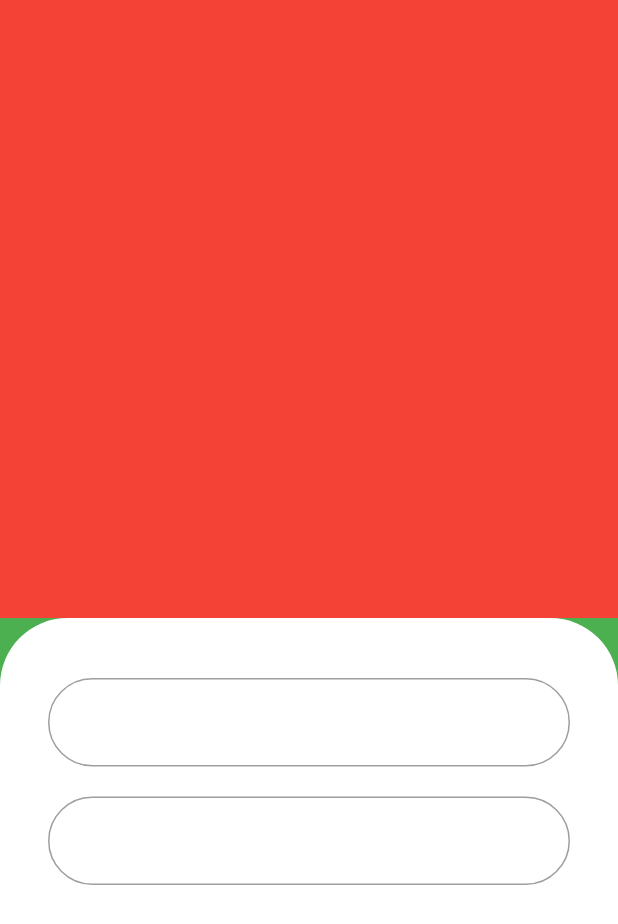
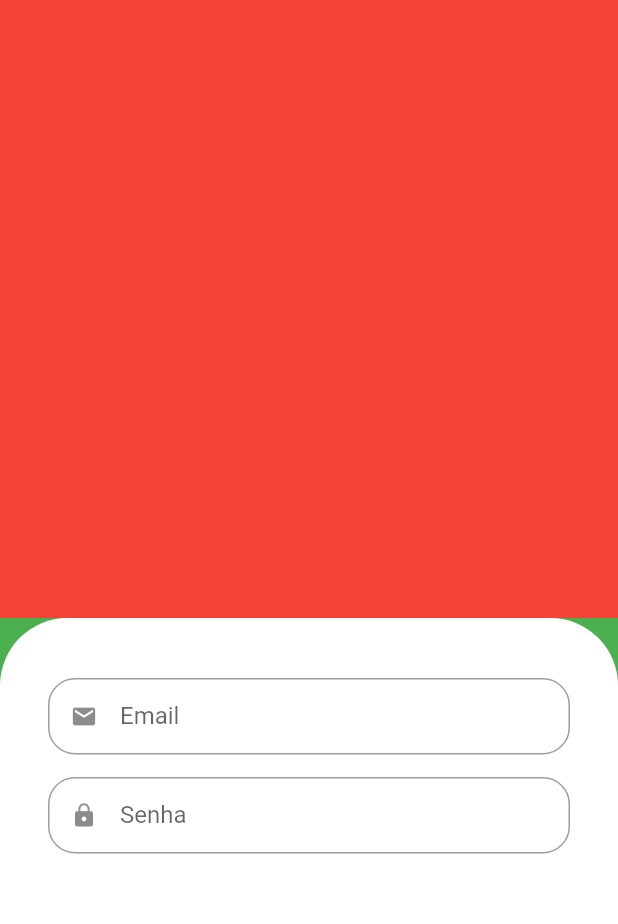
Before and after one commit to ventocilla/greengrocer, a Flutter app: the screen it shows after launch, on a phone screen of 412 x 824 dp. Shown: the top 924 px of the screen. Run offline on Flutter 3.47's test engine with Material 2 defaults, Android fonts, the phone set to English and light mode, and no system bars.

Commit message:
added custom text field widget

```diff
--- /dev/null
+++ b/lib/src/auth/components/custom_text_field.dart
@@ -0,0 +1,31 @@
+import 'package:flutter/material.dart';
+
+class CustomTextField extends StatelessWidget {
+  final IconData icon;
+  final String label;
+  final bool isObscure;
+  const CustomTextField(
+      {Key? key,
+      required this.icon,
+      required this.label,
+      this.isObscure = false})
+      : super(key: key);
+
+  @override
+  Widget build(BuildContext context) {
+    return Padding(
+      padding: const EdgeInsets.only(bottom: 15),
+      child: TextFormField(
+        obscureText: isObscure,
+        decoration: InputDecoration(
+          prefixIcon: Icon(icon),
+          isDense: true,
+          labelText: label,
+          border: OutlineInputBorder(
+            borderRadius: BorderRadius.circular(18),
+          ),
+        ),
+      ),
+    );
+  }
+}
--- a/lib/src/auth/sign_in_screen.dart
+++ b/lib/src/auth/sign_in_screen.dart
@@ -1,4 +1,6 @@
 import 'package:flutter/material.dart';
+
+import 'components/custom_text_field.dart';
 
 class SignInScreen extends StatelessWidget {
   const SignInScreen({Key? key}) : super(key: key);
@@ -28,25 +30,18 @@ class SignInScreen extends StatelessWidget {
                 color: Colors.white,
               ),
               child: Column(
+                // ignore: prefer_const_literals_to_create_immutables
                 children: [
                   //Email
-                  TextFormField(
-                    decoration: InputDecoration(
-                      border: OutlineInputBorder(
-                        borderRadius: BorderRadius.circular(30),
-                      ),
-                    ),
-                  ),
-                  const SizedBox(
-                    height: 20,
+                  const CustomTextField(
+                    icon: Icons.email,
+                    label: 'Email',
                   ),
                   //Senha
-                  TextFormField(
-                    decoration: InputDecoration(
-                      border: OutlineInputBorder(
-                        borderRadius: BorderRadius.circular(30),
-                      ),
-                    ),
+                  const CustomTextField(
+                    icon: Icons.lock,
+                    label: 'Senha',
+                    isObscure: true,
                   ),
                 ],
               ),
```
